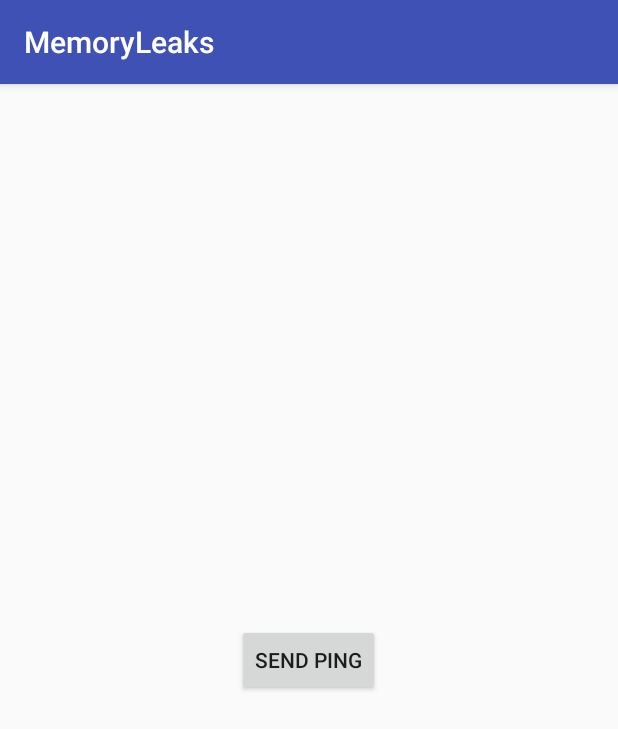
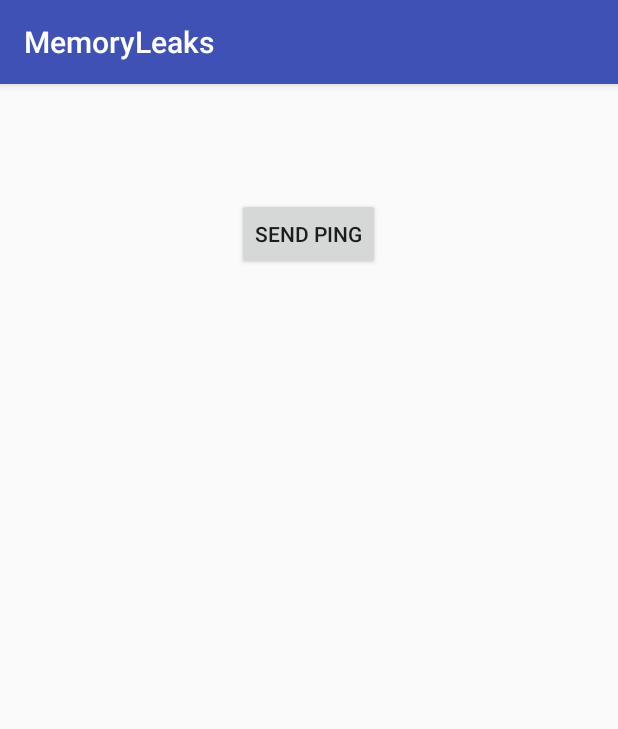
Before and after one commit to droidcon-italy-hackathon-2016/memory-leaks-android, an Android app: the PingActivity screen opened directly, with no data from a screen before it, on a phone screen of 412 x 824 dp. Shown: the top 729 px of the screen. Run offline under Robolectric (Android 15) with nearby library versions, the phone set to English and light mode, and no system bars; 1 statement that could not run was skipped.

Commit message:
list of elders

```diff
--- a/app/build.gradle
+++ b/app/build.gradle
@@ -12,6 +12,7 @@ buildscript {
 
 apply plugin: 'com.android.application'
 apply plugin: 'kotlin-android'
+apply plugin: 'kotlin-android-extensions'
 
 android {
     compileSdkVersion 23
@@ -35,6 +36,8 @@ android {
 
 dependencies {
     compile "com.android.support:appcompat-v7:$support_library_version"
+    compile "com.android.support:recyclerview-v7:$support_library_version"
+    compile "com.android.support:design:$support_library_version"
     compile "org.jetbrains.kotlin:kotlin-stdlib:$kotlin_version"
 
     compile 'io.reactivex:rxjava:1.1.2'
--- /dev/null
+++ b/app/src/main/java/com/elpassion/memoryleaks/model/Elder.kt
@@ -0,0 +1,3 @@
+package com.elpassion.memoryleaks.model
+
+class Elder
--- /dev/null
+++ b/app/src/main/java/com/elpassion/memoryleaks/ping/view/impl/EldersListAdapter.kt
@@ -0,0 +1,25 @@
+package com.elpassion.memoryleaks.ping.view.impl
+
+import android.support.v7.widget.RecyclerView
+import android.view.LayoutInflater
+import android.view.View
+import android.view.ViewGroup
+import com.elpassion.memoryleaks.R
+import com.elpassion.memoryleaks.model.Elder
+
+class EldersListAdapter(val eldersList: List<Elder>,
+                        val onElderClickListener: (String) -> Unit) : RecyclerView.Adapter<EldersListAdapter.ElderHolder>() {
+
+    override fun getItemCount() = eldersList.size
+
+    override fun onCreateViewHolder(parent: ViewGroup, viewType: Int) =
+            ElderHolder(LayoutInflater.from(parent.context).inflate(R.layout.elder_item, parent, false))
+
+    override fun onBindViewHolder(holder: ElderHolder, position: Int) {
+        holder.itemView.findViewById(R.id.send_ping)!!.setOnClickListener {
+            onElderClickListener("grandma-id")
+        }
+    }
+
+    class ElderHolder(itemView: View?) : RecyclerView.ViewHolder(itemView)
+}
--- /dev/null
+++ b/app/src/main/res/layout/elder_item.xml
@@ -0,0 +1,13 @@
+<?xml version="1.0" encoding="utf-8"?>
+<FrameLayout
+    xmlns:android="http://schemas.android.com/apk/res/android"
+    android:layout_width="match_parent"
+    android:layout_height="200dp">
+
+    <Button
+        android:id="@+id/send_ping"
+        android:layout_width="wrap_content"
+        android:layout_height="wrap_content"
+        android:layout_gravity="center"
+        android:text="@string/send_ping" />
+</FrameLayout>
--- a/app/src/main/res/layout/ping_activity.xml
+++ b/app/src/main/res/layout/ping_activity.xml
@@ -1,29 +1,12 @@
 <?xml version="1.0" encoding="utf-8"?>
-<FrameLayout xmlns:android="http://schemas.android.com/apk/res/android"
+<android.support.design.widget.CoordinatorLayout
+    android:id="@+id/elders_list_coordinator"
+    xmlns:android="http://schemas.android.com/apk/res/android"
     android:layout_width="match_parent"
-    android:layout_height="match_parent"
-    android:orientation="vertical">
+    android:layout_height="match_parent">
 
-    <Button
-        android:id="@+id/send_ping"
-        android:layout_width="wrap_content"
-        android:layout_height="wrap_content"
-        android:layout_gravity="center"
-        android:text="@string/send_ping" />
-
-    <TextView
-        android:id="@+id/ping_sent_screen"
-        android:layout_width="wrap_content"
-        android:layout_height="wrap_content"
-        android:layout_gravity="center"
-        android:text="@string/ping_was_send"
-        android:visibility="gone" />
-
-    <TextView
-        android:id="@+id/error_occurred"
-        android:layout_width="wrap_content"
-        android:layout_height="wrap_content"
-        android:layout_gravity="center"
-        android:text="@string/error_occurred"
-        android:visibility="gone" />
-</FrameLayout>
+    <android.support.v7.widget.RecyclerView
+        android:id="@+id/elders_list"
+        android:layout_width="match_parent"
+        android:layout_height="match_parent" />
+</android.support.design.widget.CoordinatorLayout>
```
Also changed, not shown: app/src/main/java/com/elpassion/memoryleaks/ping/view/impl/PingActivity.kt (+18 -13 lines).
